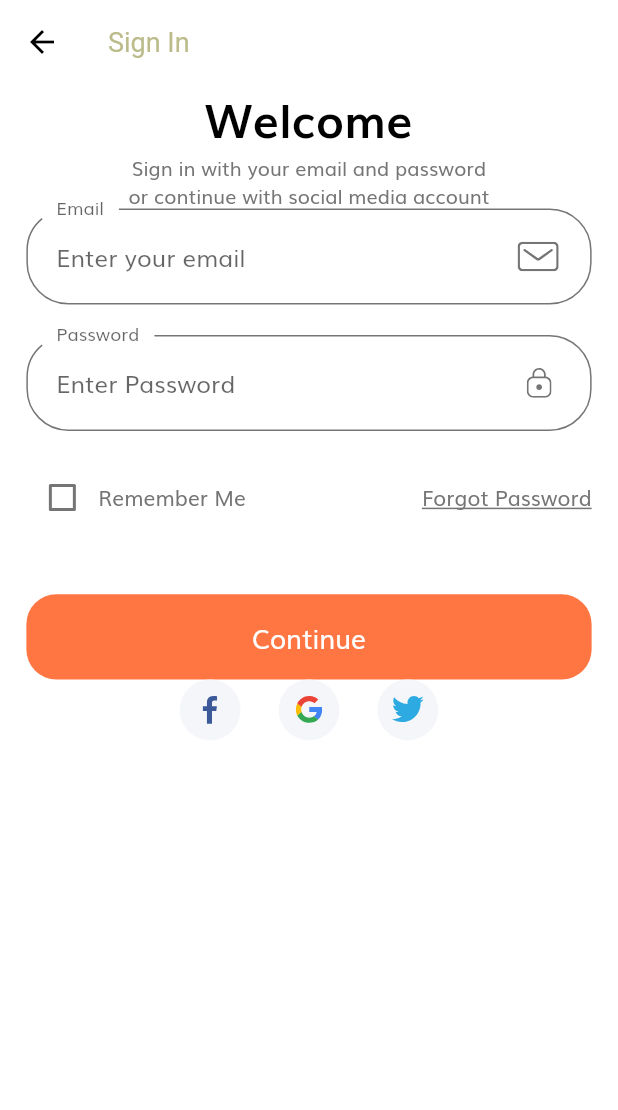
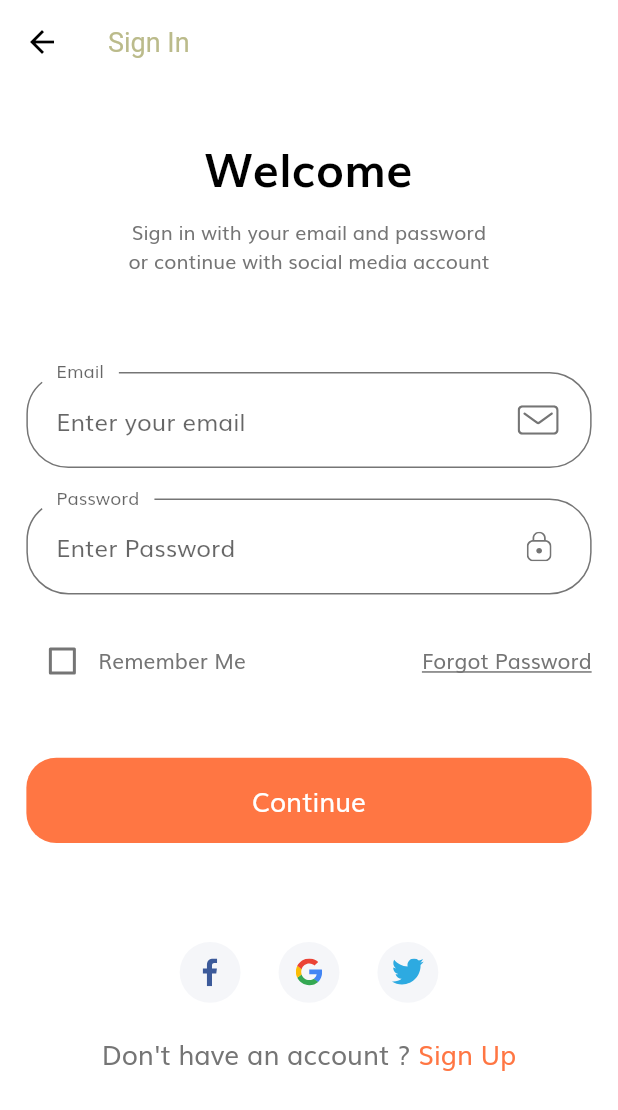
Before and after one commit to pratamawijaya/flutter_example_ecommerce_ui, a Flutter app: the screen it shows after launch, after a tap on "Continue", on a phone screen of 412 x 824 dp. Shown: the top 1110 px of the screen. Run offline on Flutter 3.47's test engine with Material 2 defaults, Android fonts, the phone set to English and light mode, and no system bars; our stand-ins replace flutter_svg.

Commit message:
8 - complete sign in form 8 - complete sign in form 8 - complete sign in form 8 - complete sign in form 8 - complete sign in form 8 - complete sign in form 8 - complete sign in form 8 - complete sign in form

```diff
--- a/lib/screens/sign_in/components/body.dart
+++ b/lib/screens/sign_in/components/body.dart
@@ -1,8 +1,8 @@
 import 'package:ecommerce_ui/components/social_media_button.dart';
+import 'package:ecommerce_ui/constants.dart';
 import 'package:ecommerce_ui/screens/sign_in/components/sign_in_form.dart';
 import 'package:ecommerce_ui/size_config.dart';
 import 'package:flutter/material.dart';
-import 'package:flutter_svg/flutter_svg.dart';
 
 class Body extends StatelessWidget {
   @override
@@ -14,8 +14,10 @@ class Body extends StatelessWidget {
           padding: EdgeInsets.symmetric(
             horizontal: getProportionateScreenWidth(16.0),
           ),
+          child: SingleChildScrollView(
             child: Column(
               children: [
+                SizedBox(height: SizeConfig.screenHeight * 0.04),
                 Text(
                   "Welcome",
                   style: TextStyle(
@@ -24,6 +26,9 @@ class Body extends StatelessWidget {
                     fontWeight: FontWeight.bold,
                   ),
                 ),
+                SizedBox(
+                  height: getProportionateScreenHeight(10),
+                ),
                 Text(
                   "Sign in with your email and password \nor continue with social media account",
                   textAlign: TextAlign.center,
@@ -31,7 +36,9 @@ class Body extends StatelessWidget {
                     fontSize: getProportionateScreenWidth(12),
                   ),
                 ),
+                SizedBox(height: SizeConfig.screenHeight * 0.08),
                 SignInForm(),
+                SizedBox(height: SizeConfig.screenHeight * 0.08),
                 Row(
                   mainAxisAlignment: MainAxisAlignment.center,
                   children: [
@@ -48,8 +55,29 @@ class Body extends StatelessWidget {
                       press: () {},
                     ),
                   ],
-              )
+                ),
+                SizedBox(
+                  height: getProportionateScreenHeight(20),
+                ),
+                Row(
+                  mainAxisAlignment: MainAxisAlignment.center,
+                  children: [
+                    Text(
+                      "Don't have an account ? ",
+                      style: TextStyle(
+                        fontSize: getProportionateScreenWidth(16),
+                      ),
+                    ),
+                    Text(
+                      "Sign Up",
+                      style: TextStyle(
+                          fontSize: getProportionateScreenWidth(16),
+                          color: kPrimaryColor),
+                    ),
                   ],
+                ),
+              ],
+            ),
           ),
         ),
       ),
```
Lines whose indentation alone changed are shown as unchanged.
